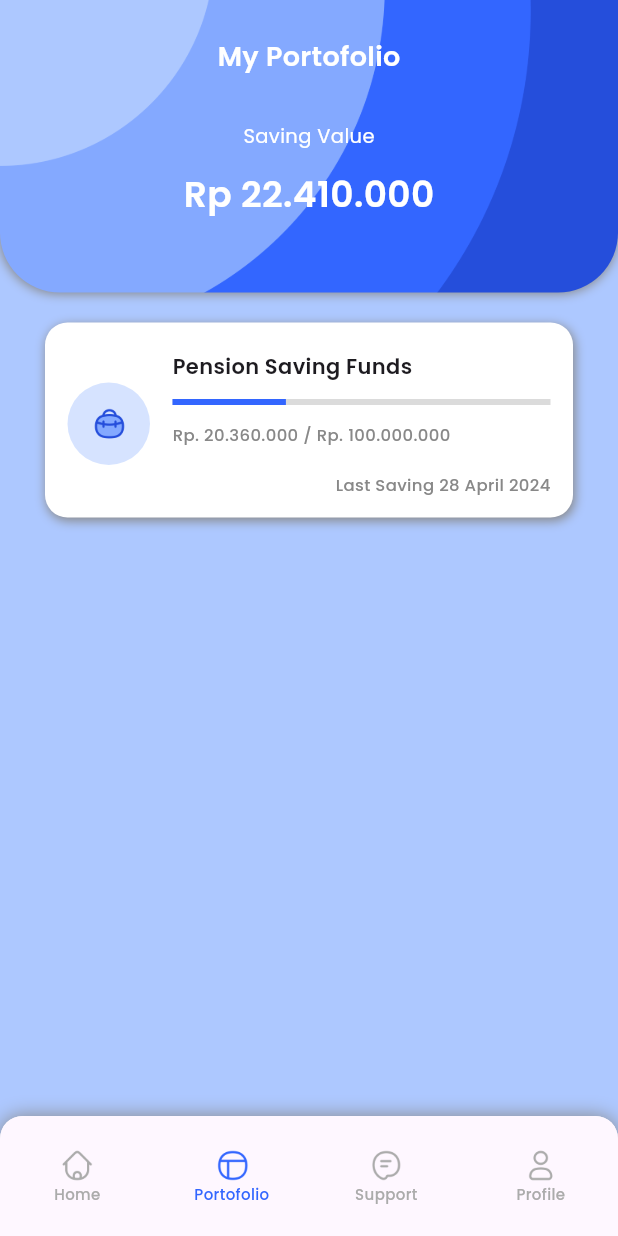
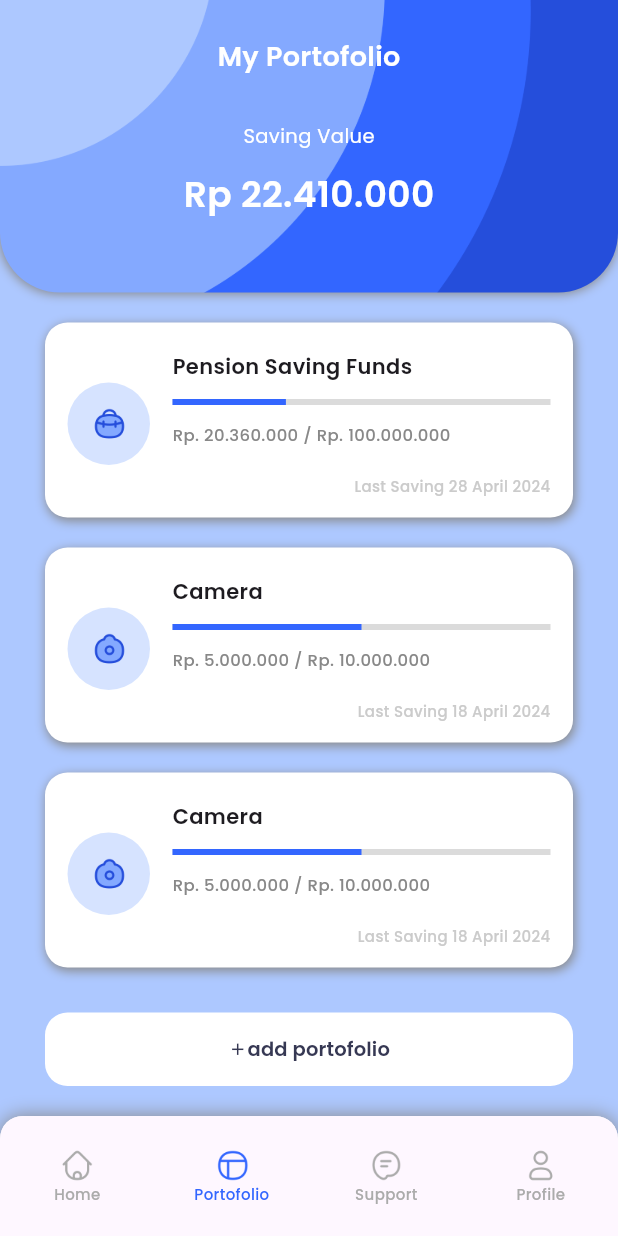
Before and after one commit to adnfutuh/saving_app, a Flutter app: the MainPage screen opened by its route, item 2 of the bottom bar chosen, on a phone screen of 412 x 824 dp. Run offline on Flutter 3.47's test engine with Material 3 defaults, Android fonts, the phone set to English and light mode, and no system bars; drawn by our look-alikes of percent_indicator; our stand-ins replace google_fonts.

Commit message:
feat:add widget _portofolioCardList

```diff
--- a/lib/pages/home/home_page.dart
+++ b/lib/pages/home/home_page.dart
@@ -32,7 +32,7 @@ class HomePage extends StatelessWidget {
                             style: kBody1.copyWith(color: kMatterhornBlack),
                           ),
                           Text(
-                            'Rizki Adnan Futuh',
+                            'Rizki Adnan Futuh 👋🏻',
                             style: kHeading6.copyWith(color: kMatterhornBlack),
                           ),
                         ],
--- a/lib/pages/portofolio/portofolio_page.dart
+++ b/lib/pages/portofolio/portofolio_page.dart
@@ -59,7 +59,72 @@ class PortofolioPage extends StatelessWidget {
                 ],
               ),
             ),
+            _portofolioCardList(
+              'assets/icons/pension.png',
+              'Pension Saving Funds',
+              0.3,
+              'Rp. 20.360.000 / Rp. 100.000.000',
+              'Last Saving 28 April 2024',
+            ),
+            _portofolioCardList(
+              'assets/icons/camera.png',
+              'Camera',
+              0.5,
+              'Rp. 5.000.000 / Rp. 10.000.000',
+              'Last Saving 18 April 2024',
+            ),
+            _portofolioCardList(
+              'assets/icons/camera.png',
+              'Camera',
+              0.5,
+              'Rp. 5.000.000 / Rp. 10.000.000',
+              'Last Saving 18 April 2024',
+            ),
             Container(
+              margin: const EdgeInsets.symmetric(
+                horizontal: 30,
+                vertical: 30,
+              ),
+              child: TextButton(
+                onPressed: () {},
+                style: TextButton.styleFrom(
+                  backgroundColor: kWhite,
+                  padding: const EdgeInsets.symmetric(vertical: 15),
+                  elevation: 4,
+                  shape: const RoundedRectangleBorder(
+                    borderRadius: BorderRadius.all(
+                      Radius.circular(15),
+                    ),
+                  ),
+                ),
+                child: Row(
+                  mainAxisAlignment: MainAxisAlignment.center,
+                  children: [
+                    const Icon(
+                      Icons.add,
+                      size: 13,
+                      color: kLuckyBlue,
+                    ),
+                    Text(
+                      'add portofolio',
+                      style: kButton2.copyWith(
+                        color: kLuckyBlue,
+                        fontWeight: FontWeight.w600,
+                      ),
+                    )
+                  ],
+                ),
+              ),
+            ),
+          ],
+        ),
+      ),
+    );
+  }
+
+  Widget _portofolioCardList(
+      String icon, String title, double percent, String amount, String time) {
+    return Container(
       margin: const EdgeInsets.only(top: 20, left: 30, right: 30),
       padding: const EdgeInsets.fromLTRB(15, 19, 15, 14),
       constraints: const BoxConstraints.expand(height: 130),
@@ -83,9 +148,9 @@ class PortofolioPage extends StatelessWidget {
             width: 55,
             child: CircleAvatar(
               backgroundColor: kTropicalBlue.withOpacity(0.5),
-                      child: const Image(
+              child: Image(
                 image: AssetImage(
-                          'assets/icons/pension.png',
+                  icon,
                 ),
                 width: 24,
               ),
@@ -99,7 +164,7 @@ class PortofolioPage extends StatelessWidget {
               crossAxisAlignment: CrossAxisAlignment.start,
               children: [
                 Text(
-                          'Pension Saving Funds',
+                  title,
                   style: kSubtitle1,
                 ),
                 const SizedBox(
@@ -108,7 +173,7 @@ class PortofolioPage extends StatelessWidget {
                 LinearPercentIndicator(
                   lineHeight: 4,
                   padding: const EdgeInsets.symmetric(horizontal: 0),
-                          percent: 0.3,
+                  percent: percent,
                   progressColor: kBlueRibbon,
                   backgroundColor: kGrey.withOpacity(0.3),
                 ),
@@ -116,15 +181,15 @@ class PortofolioPage extends StatelessWidget {
                   height: 12,
                 ),
                 Text(
-                          'Rp. 20.360.000 / Rp. 100.000.000',
+                  amount,
                   style: kBody2.copyWith(color: kGrey),
                 ),
                 const Spacer(),
                 Align(
                   alignment: Alignment.bottomRight,
                   child: Text(
-                            'Last Saving 28 April 2024',
-                            style: kBody2.copyWith(color: kGrey),
+                    time,
+                    style: kCaption.copyWith(color: kLightGray),
                   ),
                 ),
               ],
@@ -132,10 +197,6 @@ class PortofolioPage extends StatelessWidget {
           )
         ],
       ),
-            ),
-          ],
-        ),
-      ),
     );
   }
 }
```
Lines whose indentation alone changed are shown as unchanged.
